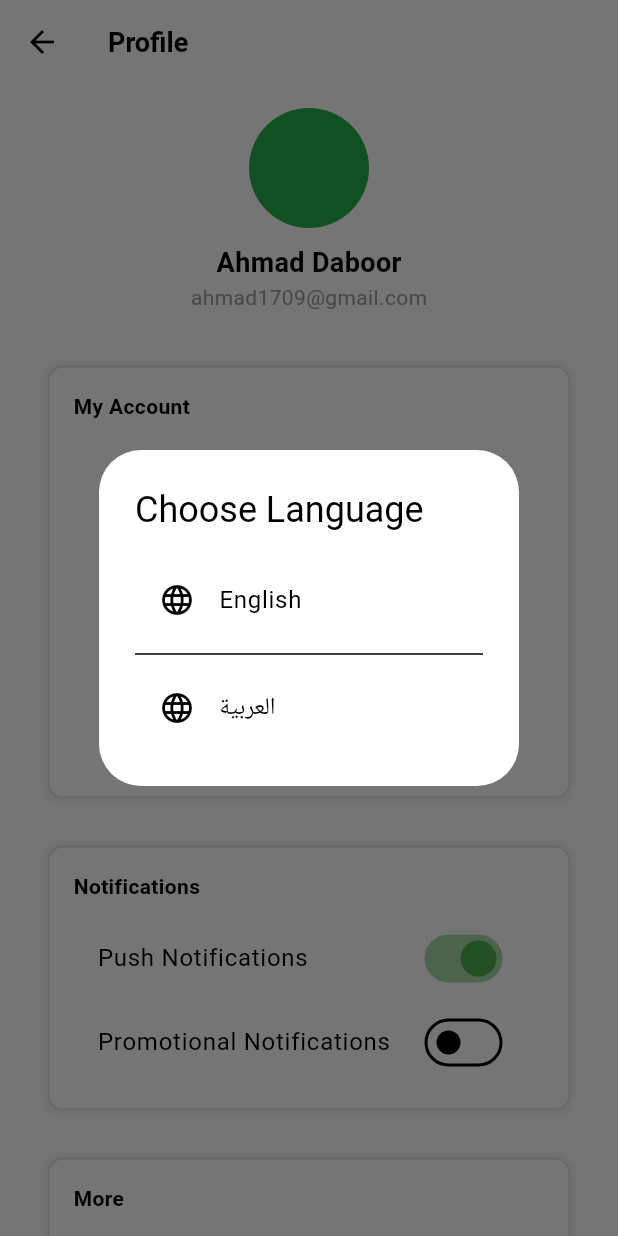
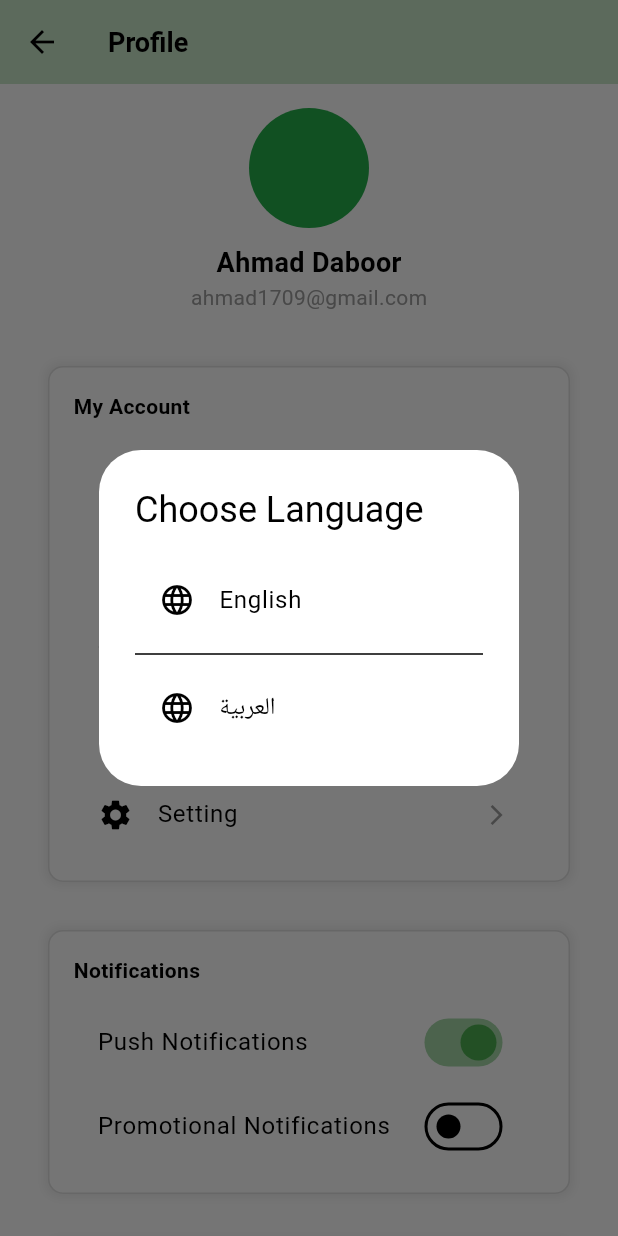
Before and after one commit to SSeba2002/foodtek_app, a Flutter app: the ProfileScreen screen opened directly, after a tap on "Language", on a phone screen of 412 x 824 dp. Run offline on Flutter 3.47's test engine with Material 3 defaults, Android fonts, the phone set to English and light mode, and no system bars; our stand-ins replace buttons_tabbar, carousel_slider, confetti, country_picker, flutter_bloc, flutter_rating_bar and 8 more; accounts and stored records are empty.

Commit message:
Theme Finish

```diff
--- /dev/null
+++ b/devtools_options.yaml
@@ -0,0 +1,3 @@
+description: This file stores settings for Dart & Flutter DevTools.
+documentation: https://docs.flutter.dev/tools/devtools/extensions#configure-extension-enablement-states
+extensions:
--- a/lib/constant/theme.dart
+++ b/lib/constant/theme.dart
@@ -16,6 +16,7 @@ class AppColors {
   static const Color iconColorLight = Colors.black;
   static const Color tabBackgroundLight = Color(0xFFF5F5F5);
   static const Color tabIndicatorLight = Color(0xFF25AE4B);
+  static const Color navBarLight = Color.fromRGBO(200, 230, 201, 1);
 
   // ألوان الثيم الداكن
   static const Color backgroundDark = Color.fromARGB(255, 29, 29, 31);
@@ -32,14 +33,16 @@ class AppTheme {
   static ThemeData lightTheme = ThemeData(
     brightness: Brightness.light,
     primaryColor: AppColors.primaryGreen,
+
     scaffoldBackgroundColor: AppColors.backgroundLight,
     colorScheme: ColorScheme.light(
       primary: AppColors.primaryGreen,
       secondary: AppColors.primaryGreen,
       surface: AppColors.cardLight,
+      tertiary: AppColors.navBarLight,
     ),
     appBarTheme: AppBarTheme(
-      backgroundColor: AppColors.backgroundLight,
+      backgroundColor: AppColors.navBarLight,
       elevation: 0,
       iconTheme: IconThemeData(color: AppColors.textPrimaryLight),
       titleTextStyle: TextStyle(
@@ -48,6 +51,7 @@ class AppTheme {
         fontWeight: FontWeight.bold,
       ),
     ),
+
     textTheme: TextTheme(
       displayLarge: TextStyle(color: AppColors.textPrimaryLight),
       displayMedium: TextStyle(color: AppColors.textPrimaryLight),
@@ -188,6 +192,7 @@ class AppTheme {
       // ignore: deprecated_member_use
       background: AppColors.backgroundDark,
       surface: AppColors.cardDark,
+      tertiary: AppColors.cardDark,
     ),
     iconTheme: IconThemeData(
       color: AppColors.iconColorDark,
@@ -195,7 +200,7 @@ class AppTheme {
       opacity: 1.0,
     ),
     appBarTheme: AppBarTheme(
-      backgroundColor: AppColors.backgroundDark,
+      backgroundColor: AppColors.cardDark,
       elevation: 0,
       iconTheme: IconThemeData(color: AppColors.textPrimaryDark),
       titleTextStyle: TextStyle(
--- /dev/null
+++ b/lib/state/theme_state.dart
@@ -0,0 +1,22 @@
+// lib/cubit/theme/theme_state.dart
+
+import 'package:flutter/material.dart';
+
+abstract class AppStates {
+  bool isDarkMode;
+  ThemeMode themeMode;
+
+  AppStates({required this.isDarkMode, required this.themeMode});
+}
+
+class IntiThemeState extends AppStates {
+  IntiThemeState() : super(isDarkMode: false, themeMode: ThemeMode.light);
+}
+
+class LightThemeState extends AppStates {
+  LightThemeState() : super(isDarkMode: false, themeMode: ThemeMode.light);
+}
+
+class DarkThemeState extends AppStates {
+  DarkThemeState() : super(isDarkMode: true, themeMode: ThemeMode.dark);
+}
--- a/lib/view/screens/home/profile/profile_screen.dart
+++ b/lib/view/screens/home/profile/profile_screen.dart
@@ -1,4 +1,6 @@
 import 'package:flutter/material.dart';
+import 'package:flutter_bloc/flutter_bloc.dart';
+import 'package:foodtek_project/cubit/theme_cubit.dart';
 import 'package:foodtek_project/view/screens/home/profile/PersonalInfo_screen.dart';
 import 'package:foodtek_project/view/widgets/buildSection_widget.dart';
 
@@ -10,8 +12,79 @@ class ProfileScreen extends StatefulWidget {
 }
 
 class _ProfileScreenState extends State<ProfileScreen> {
+  @override
+  Widget build(BuildContext context) {
+    return Scaffold(
+      appBar: AppBar(title: Text("Profile"), elevation: 0),
+      body: SingleChildScrollView(
+        padding: EdgeInsets.all(16.0),
+        child: Column(
+          crossAxisAlignment: CrossAxisAlignment.center,
+          children: [
+            CircleAvatar(
+              radius: 40,
+              backgroundImage: AssetImage('assets/avatar.png'),
+            ),
+            SizedBox(height: 10),
+            Text(
+              "Ahmad Daboor",
+              style: TextStyle(fontSize: 18, fontWeight: FontWeight.bold),
+            ),
+            Text("ahmad1709@gmail.com", style: TextStyle(color: Colors.grey)),
+            SizedBox(height: 20),
+            buildSection(context, "My Account", [
+              buildListTile(
+                Icons.person,
+                "Personal Information",
+                onTap: () {
+                  Navigator.push(
+                    context,
+                    MaterialPageRoute(
+                      builder: (context) => PersonalInfoScreen(),
+                    ),
+                  );
+                },
+              ),
+              buildListTile(
+                Icons.language,
+                "Language",
+                trailing: Text(_selectedLanguage),
+                onTap: () {
+                  _showLanguageDialog(context);
+                },
+              ),
+              buildListTile(
+                Icons.brightness_4_outlined,
+                "Theme",
+                trailing: Text(selectedTheme),
+                onTap: () {
+                  showThemeDialog(context);
+                },
+              ),
+              buildListTile(Icons.privacy_tip, "Privacy Policy", onTap: () {}),
+              buildListTile(Icons.settings, "Setting", onTap: () {}),
+            ]),
+            buildSection(context, "Notifications", [
+              buildSwitchTile("Push Notifications", true),
+              buildSwitchTile("Promotional Notifications", false),
+            ]),
+            buildSection(context, "More", [
+              buildListTile(Icons.help, "Help Center", onTap: () {}),
+              buildListTile(
+                Icons.logout,
+                "Log Out",
+                iconColor: Colors.red,
+                onTap: () {},
+              ),
+            ]),
+          ],
+        ),
+      ),
+    );
+  }
+
   String _selectedLanguage = 'English';
-
+  String selectedTheme = 'Light';
   void _showLanguageDialog(BuildContext context) {
     showDialog(
       context: context,
@@ -49,74 +122,42 @@ class _ProfileScreenState extends State<ProfileScreen> {
     );
   }
 
-  @override
-  Widget build(BuildContext context) {
-    return Scaffold(
-      appBar: AppBar(
-        leading: IconButton(
-          icon: Icon(Icons.arrow_back),
-          onPressed: () => Navigator.pop(context),
-        ),
-        title: Text("Profile"),
-
-        elevation: 0,
-      ),
-      body: SingleChildScrollView(
-        padding: EdgeInsets.all(16.0),
-        child: Column(
-          crossAxisAlignment: CrossAxisAlignment.center,
-          children: [
-            CircleAvatar(
-              radius: 40,
-              backgroundImage: AssetImage('assets/avatar.png'),
-            ),
-            SizedBox(height: 10),
-            Text(
-              "Ahmad Daboor",
-              style: TextStyle(fontSize: 18, fontWeight: FontWeight.bold),
-            ),
-            Text("ahmad1709@gmail.com", style: TextStyle(color: Colors.grey)),
-            SizedBox(height: 20),
-            buildSection(context, "My Account", [
-              buildListTile(
-                Icons.person,
-                "Personal Information",
+  void showThemeDialog(BuildContext context) {
+    showDialog(
+      context: context,
+      builder: (BuildContext context) {
+        return AlertDialog(
+          title: Text("Choose Theme"),
+          content: Column(
+            mainAxisSize: MainAxisSize.min,
+            children: [
+              ListTile(
+                leading: Icon(Icons.light_mode_outlined),
+                title: Text("Light"),
                 onTap: () {
-                  Navigator.push(
-                    context,
-                    MaterialPageRoute(
-                      builder: (context) => PersonalInfoScreen(),
-                    ),
-                  );
+                  context.read<AppCubit>().changeTheme(false);
+                  setState(() {
+                    selectedTheme = 'Light';
+                  });
+                  Navigator.pop(context);
                 },
               ),
-              buildListTile(
-                Icons.language,
-                "Language",
-                trailing: Text(_selectedLanguage),
+              Divider(),
+              ListTile(
+                leading: Icon(Icons.dark_mode_outlined),
+                title: Text("Dark"),
                 onTap: () {
-                  _showLanguageDialog(context);
+                  context.read<AppCubit>().changeTheme(true);
+                  setState(() {
+                    selectedTheme = 'Dark';
+                  });
+                  Navigator.pop(context);
                 },
               ),
-              buildListTile(Icons.privacy_tip, "Privacy Policy", onTap: () {}),
-              buildListTile(Icons.settings, "Setting", onTap: () {}),
-            ]),
-            buildSection(context, "Notifications", [
-              buildSwitchTile("Push Notifications", true),
-              buildSwitchTile("Promotional Notifications", false),
-            ]),
-            buildSection(context, "More", [
-              buildListTile(Icons.help, "Help Center", onTap: () {}),
-              buildListTile(
-                Icons.logout,
-                "Log Out",
-                iconColor: Colors.red,
-                onTap: () {},
-              ),
-            ]),
-          ],
-        ),
-      ),
+            ],
+          ),
+        );
+      },
     );
   }
 }
--- a/lib/view/screens/main_screen.dart
+++ b/lib/view/screens/main_screen.dart
@@ -70,8 +70,7 @@ class MainScreenState extends State<MainScreen> {
   Widget build(BuildContext context) {
     return PersistentTabView(
       navBarHeight: 60,
-      // backgroundColor:
-      // Colors.green.shade100,
+      backgroundColor: Theme.of(context).appBarTheme.backgroundColor!,
       context,
       controller: _controller,
       screens: _buildScreens(),
--- a/lib/view/widgets/main_page/location_search_widget.dart
+++ b/lib/view/widgets/main_page/location_search_widget.dart
@@ -4,6 +4,7 @@ import 'package:flutter/material.dart';
 import 'package:foodtek_project/view/screens/home/home/filter_screen.dart';
 import 'package:foodtek_project/view/widgets/main_page/main_text_field.dart';
 import 'package:foodtek_project/view/widgets/main_page/notification_widget.dart';
+
 import 'package:persistent_bottom_nav_bar/persistent_bottom_nav_bar.dart';
 
 class LocationNotificationSrearch extends StatefulWidget {
--- a/pubspec.yaml
+++ b/pubspec.yaml
@@ -49,6 +49,8 @@ dependencies:
   carousel_slider: ^5.0.0
   flutter_rating_bar: ^4.0.1
   flutter_gen: ^5.10.0
+  shared_preferences: ^2.5.3
+  flutter_bloc: ^9.1.0
 
 dev_dependencies:
   flutter_test:
```
Also changed, not shown: lib/cubit/theme_cubit.dart (added, +40 -0 lines), lib/main.dart (+13 -5 lines), lib/view/widgets/home/notification_icon_widget.dart (+5 -2 lines), lib/l10n/generated/app_localizations.dart, lib/l10n/generated/app_localizations_ar.dart, lib/l10n/generated/app_localizations_en.dart, pubspec.lock, 1 other file.
